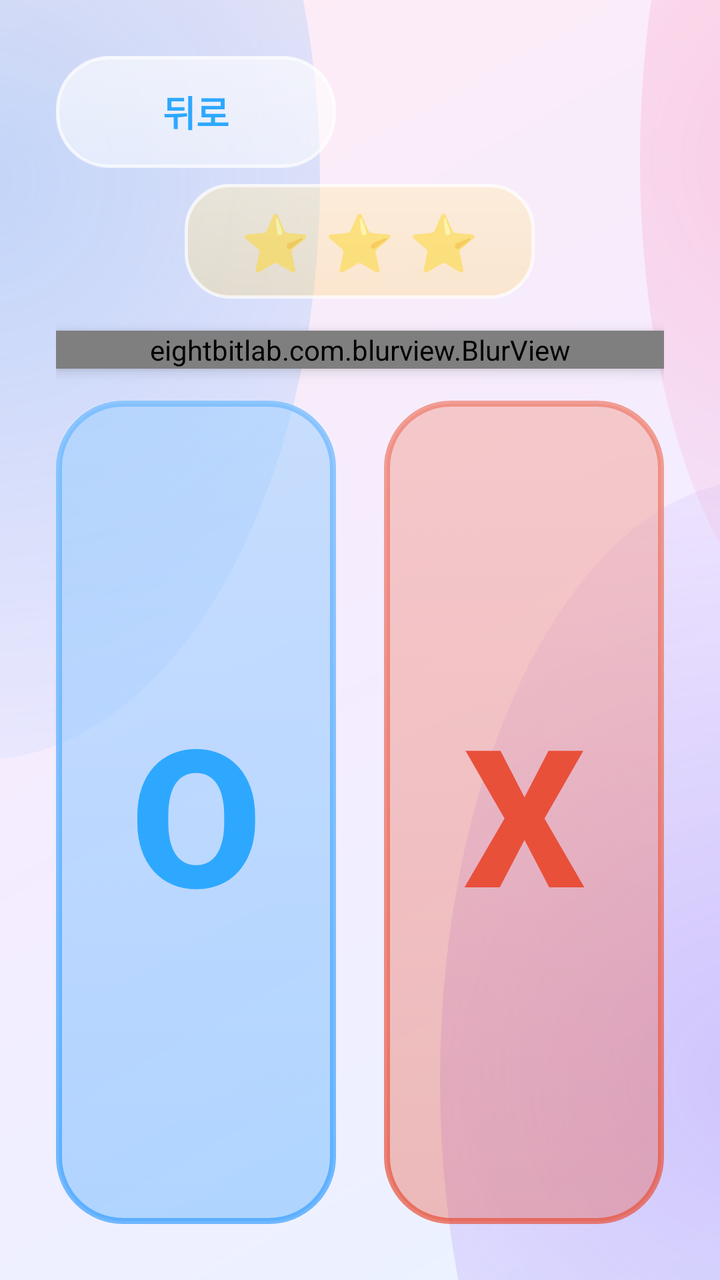
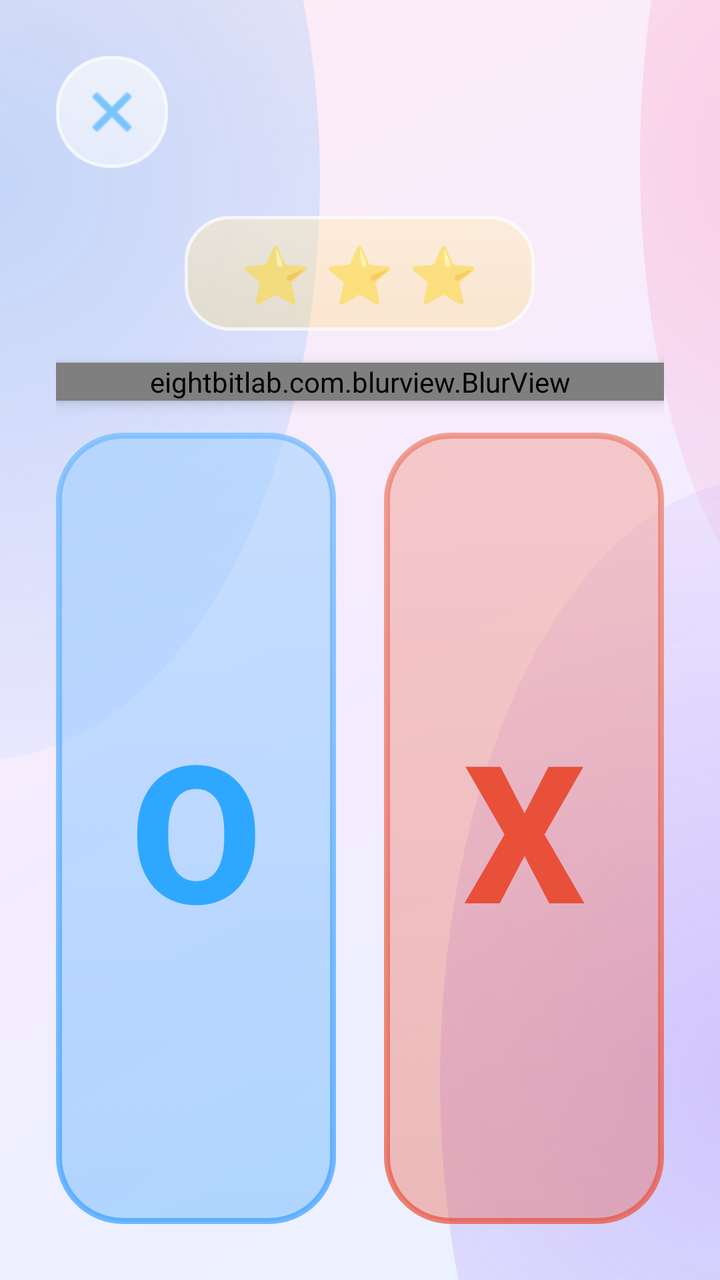

Before-and-after screenshots of an Android layout around one commit, followed by the original layout XML and the change that was made.
<!-- AndroidManifest.xml: application theme Theme.TemiApplication -->
<!-- res/layout/activity_quiz.xml -->
<?xml version="1.0" encoding="utf-8"?>
<FrameLayout xmlns:android="http://schemas.android.com/apk/res/android"
    android:id="@+id/root_quiz"
    android:layout_width="match_parent"
    android:layout_height="match_parent"
    android:background="@drawable/screen_background">

    
    <LinearLayout
        android:layout_width="match_parent"
        android:layout_height="match_parent"
        android:orientation="vertical"
        android:padding="28dp">

        <Button
            android:id="@+id/button_back"
            style="@style/TemiBackButton"
            android:text="@string/common_back" />

        
        <TextView
            android:layout_width="wrap_content"
            android:layout_height="wrap_content"
            android:layout_gravity="center_horizontal"
            android:layout_marginTop="8dp"
            android:background="@drawable/status_background"
            android:paddingHorizontal="28dp"
            android:paddingVertical="10dp"
            android:text="@string/quiz_stars"
            android:textSize="28sp" />

        
        <eightbitlab.com.blurview.BlurView
            android:id="@+id/blur_quiz_question"
            android:layout_width="match_parent"
            android:layout_height="wrap_content"
            android:layout_marginTop="16dp"
            android:background="@drawable/glass_stroke"
            android:clipToOutline="true"
            android:elevation="4dp">

            <TextView
                android:id="@+id/text_quiz_question"
                android:layout_width="match_parent"
                android:layout_height="wrap_content"
                android:gravity="center"
                android:minHeight="120dp"
                android:padding="24dp"
                android:textColor="@color/text_primary"
                android:textSize="28sp"
                android:textStyle="bold" />
        </eightbitlab.com.blurview.BlurView>

        <LinearLayout
            android:layout_width="match_parent"
            android:layout_height="0dp"
            android:layout_marginTop="16dp"
            android:layout_weight="1"
            android:orientation="horizontal">

            <Button
                android:id="@+id/button_answer_o"
                android:layout_width="0dp"
                android:layout_height="match_parent"
                android:layout_marginEnd="12dp"
                android:layout_weight="1"
                android:background="@drawable/answer_o_background"
                android:backgroundTint="@null"
                android:elevation="4dp"
                android:text="@string/quiz_answer_o"
                android:textColor="@color/kid_blue"
                android:textSize="96sp"
                android:textStyle="bold" />

            <Button
                android:id="@+id/button_answer_x"
                android:layout_width="0dp"
                android:layout_height="match_parent"
                android:layout_marginStart="12dp"
                android:layout_weight="1"
                android:background="@drawable/answer_x_background"
                android:backgroundTint="@null"
                android:elevation="4dp"
                android:text="@string/quiz_answer_x"
                android:textColor="@color/quiz_red"
                android:textSize="96sp"
                android:textStyle="bold" />
        </LinearLayout>
    </LinearLayout>

    
    <eightbitlab.com.blurview.BlurView
        android:id="@+id/layout_correct"
        android:layout_width="match_parent"
        android:layout_height="match_parent"
        android:visibility="gone">

        <LinearLayout
            android:layout_width="match_parent"
            android:layout_height="match_parent"
            android:gravity="center"
            android:orientation="vertical"
            android:padding="40dp">

        <TextView
            android:layout_width="wrap_content"
            android:layout_height="wrap_content"
            android:id="@+id/text_correct_title"
            android:text="@string/quiz_correct_title"
            android:textColor="@color/kid_yellow"
            android:textSize="80sp"
            android:textStyle="bold" />

        <TextView
            android:layout_width="wrap_content"
            android:layout_height="wrap_content"
            android:layout_marginTop="16dp"
            android:text="@string/quiz_correct_praise"
            android:textColor="@color/text_primary"
            android:textSize="30sp"
            android:textStyle="bold" />

        <TextView
            android:layout_width="wrap_content"
            android:layout_height="wrap_content"
            android:layout_marginTop="8dp"
            android:text="@string/quiz_correct_point"
            android:textColor="@color/kid_blue"
            android:textSize="26sp"
            android:textStyle="bold" />

        <LinearLayout
            android:layout_width="wrap_content"
            android:layout_height="wrap_content"
            android:layout_marginTop="36dp"
            android:orientation="horizontal">

            <Button
                android:id="@+id/button_correct_next"
                style="@style/TemiPrimaryButton"
                android:layout_width="220dp"
                android:layout_marginEnd="12dp"
                android:text="@string/quiz_next" />

            <Button
                android:id="@+id/button_correct_stop"
                style="@style/TemiSecondaryButton"
                android:layout_width="220dp"
                android:layout_marginStart="12dp"
                android:text="@string/quiz_stop" />
        </LinearLayout>
        </LinearLayout>
    </eightbitlab.com.blurview.BlurView>

    
    <eightbitlab.com.blurview.BlurView
        android:id="@+id/layout_wrong"
        android:layout_width="match_parent"
        android:layout_height="match_parent"
        android:visibility="gone">

        <LinearLayout
            android:layout_width="match_parent"
            android:layout_height="match_parent"
            android:gravity="center"
            android:orientation="vertical"
            android:padding="40dp">

        <TextView
            android:layout_width="wrap_content"
            android:layout_height="wrap_content"
            android:text="❌"
            android:textSize="72sp" />

        <TextView
            android:layout_width="wrap_content"
            android:layout_height="wrap_content"
            android:layout_marginTop="16dp"
            android:id="@+id/text_wrong_title"
            android:text="@string/quiz_wrong_title"
            android:textColor="@color/text_primary"
            android:textSize="40sp"
            android:textStyle="bold" />

        <TextView
            android:layout_width="wrap_content"
            android:layout_height="wrap_content"
            android:layout_marginTop="8dp"
            android:text="@string/quiz_wrong_sub"
            android:textColor="@color/text_secondary"
            android:textSize="22sp" />

        <LinearLayout
            android:layout_width="wrap_content"
            android:layout_height="wrap_content"
            android:layout_marginTop="36dp"
            android:orientation="horizontal">

            <Button
                android:id="@+id/button_wrong_retry"
                style="@style/TemiSecondaryButton"
                android:layout_width="220dp"
                android:layout_marginEnd="12dp"
                android:text="@string/quiz_retry" />

            <Button
                android:id="@+id/button_wrong_next"
                style="@style/TemiPrimaryButton"
                android:layout_width="220dp"
                android:layout_marginStart="12dp"
                android:text="@string/quiz_next" />
        </LinearLayout>

        <Button
            android:id="@+id/button_wrong_stop"
            style="@style/TemiSecondaryButton"
            android:layout_width="452dp"
            android:layout_marginTop="12dp"
            android:text="@string/quiz_stop" />
        </LinearLayout>
    </eightbitlab.com.blurview.BlurView>
</FrameLayout>
<!-- resources referenced by this layout -->
<resources>
  <color name="kid_blue">#FF2EA8FF</color>
  <color name="kid_yellow">#FFFFC928</color>
  <color name="quiz_red">#FFE8503A</color>
  <color name="text_primary">#FF24304A</color>
  <color name="text_secondary">#FF5A6B85</color>
  <!-- drawable glass_stroke (drawable) -->
  <?xml version="1.0" encoding="utf-8"?>
  <shape xmlns:android="http://schemas.android.com/apk/res/android">
      <solid android:color="@android:color/transparent" />
      <corners android:radius="30dp" />
      <stroke
          android:width="1.5dp"
          android:color="@color/glass_border" />
  </shape>
  <string name="common_back">뒤로</string>
  <string name="quiz_answer_o">O</string>
  <string name="quiz_answer_x">X</string>
  <string name="quiz_correct_point">1포인트를 얻었어!</string>
  <string name="quiz_correct_praise">정말 잘했어!</string>
  <string name="quiz_correct_title">정답!</string>
  <string name="quiz_next">다음 문제</string>
  <string name="quiz_retry">다시 풀기</string>
  <string name="quiz_stars">⭐ ⭐ ⭐</string>
  <string name="quiz_stop">그만할래</string>
  <string name="quiz_wrong_sub">다시 한번 생각해볼까요?</string>
  <string name="quiz_wrong_title">아쉽게도 틀렸어요!</string>
  <style name="TemiBackButton">
          <item name="android:layout_width">140dp</item>
          <item name="android:layout_height">56dp</item>
          <item name="android:background">@drawable/secondary_button</item>
          <item name="android:backgroundTint">@null</item>
          <item name="android:elevation">2dp</item>
          <item name="android:textAllCaps">false</item>
          <item name="android:textColor">@color/kid_blue</item>
          <item name="android:textSize">18sp</item>
          <item name="android:textStyle">bold</item>
      </style>
  <style name="TemiPrimaryButton">
          <item name="android:layout_width">match_parent</item>
          <item name="android:layout_height">72dp</item>
          <item name="android:background">@drawable/primary_button</item>
          <item name="android:backgroundTint">@null</item>
          <item name="android:elevation">4dp</item>
          <item name="android:textAllCaps">false</item>
          <item name="android:textColor">@color/white</item>
          <item name="android:textSize">22sp</item>
          <item name="android:textStyle">bold</item>
      </style>
  <style name="TemiSecondaryButton">
          <item name="android:layout_width">match_parent</item>
          <item name="android:layout_height">64dp</item>
          <item name="android:background">@drawable/secondary_button</item>
          <item name="android:backgroundTint">@null</item>
          <item name="android:elevation">2dp</item>
          <item name="android:textAllCaps">false</item>
          <item name="android:textColor">@color/kid_blue</item>
          <item name="android:textSize">20sp</item>
          <item name="android:textStyle">bold</item>
      </style>
  <color name="glass_gloss">#40FFFFFF</color>
  <color name="glass_gloss_clear">#00FFFFFF</color>
  <color name="glass_border">#B3FFFFFF</color>
  <color name="bg_top">#FFEAF3FF</color>
  <color name="bg_mid">#FFF4ECFF</color>
  <color name="bg_bottom">#FFFFECF4</color>
  <color name="blob_blue">#4D3AA0FF</color>
  <color name="blob_purple">#4D8E5CF7</color>
  <color name="blob_pink">#4DFF7FB0</color>
  <color name="white">#FFFFFFFF</color>
  <color name="button_primary">#FF2EA8FF</color>
  <color name="kid_orange">#FFFF9D25</color>
  <color name="glass_tint_strong">#80FFFFFF</color>
  <color name="button_primary_pressed">#FF1C86D1</color>
  <color name="kid_purple">#FF8E5CF7</color>
  <color name="kid_green">#FF75CF4F</color>
  <!-- unchanged entries left out for length: 7 -->
</resources>

<!-- the commit's change to res/layout/activity_quiz.xml (unified diff, before → after) -->
@@ -12,10 +12,12 @@
         android:orientation="vertical"
         android:padding="28dp">
 
-        <Button
+        <ImageButton
             android:id="@+id/button_back"
-            style="@style/TemiBackButton"
-            android:text="@string/common_back" />
+            style="@style/TemiIconButton"
+            android:layout_marginBottom="16dp"
+            android:src="@android:drawable/ic_menu_close_clear_cancel"
+            android:contentDescription="종료" />
 
         
         <TextView
<!-- resource entries referenced after the edit -->
@@ -14,7 +14,6 @@
           android:width="1.5dp"
           android:color="@color/glass_border" />
   </shape>
-  <string name="common_back">뒤로</string>
   <string name="quiz_answer_o">O</string>
   <string name="quiz_answer_x">X</string>
   <string name="quiz_correct_point">1포인트를 얻었어!</string>
@@ -24,18 +23,15 @@
   <string name="quiz_retry">다시 풀기</string>
   <string name="quiz_stars">⭐ ⭐ ⭐</string>
   <string name="quiz_stop">그만할래</string>
-  <string name="quiz_wrong_sub">다시 한번 생각해볼까요?</string>
-  <string name="quiz_wrong_title">아쉽게도 틀렸어요!</string>
-  <style name="TemiBackButton">
-          <item name="android:layout_width">140dp</item>
+  <string name="quiz_wrong_sub">다시 한 번 생각해볼까?</string>
+  <string name="quiz_wrong_title">아쉽게도 틀렸어!</string>
+  <style name="TemiIconButton" parent="Widget.AppCompat.Button.Borderless">
+          <item name="android:layout_width">56dp</item>
           <item name="android:layout_height">56dp</item>
           <item name="android:background">@drawable/secondary_button</item>
-          <item name="android:backgroundTint">@null</item>
-          <item name="android:elevation">2dp</item>
-          <item name="android:textAllCaps">false</item>
-          <item name="android:textColor">@color/kid_blue</item>
-          <item name="android:textSize">18sp</item>
-          <item name="android:textStyle">bold</item>
+          <item name="android:padding">12dp</item>
+          <item name="android:scaleType">fitCenter</item>
+          <item name="android:tint">@color/kid_blue</item>
       </style>
   <style name="TemiPrimaryButton">
           <item name="android:layout_width">match_parent</item>
